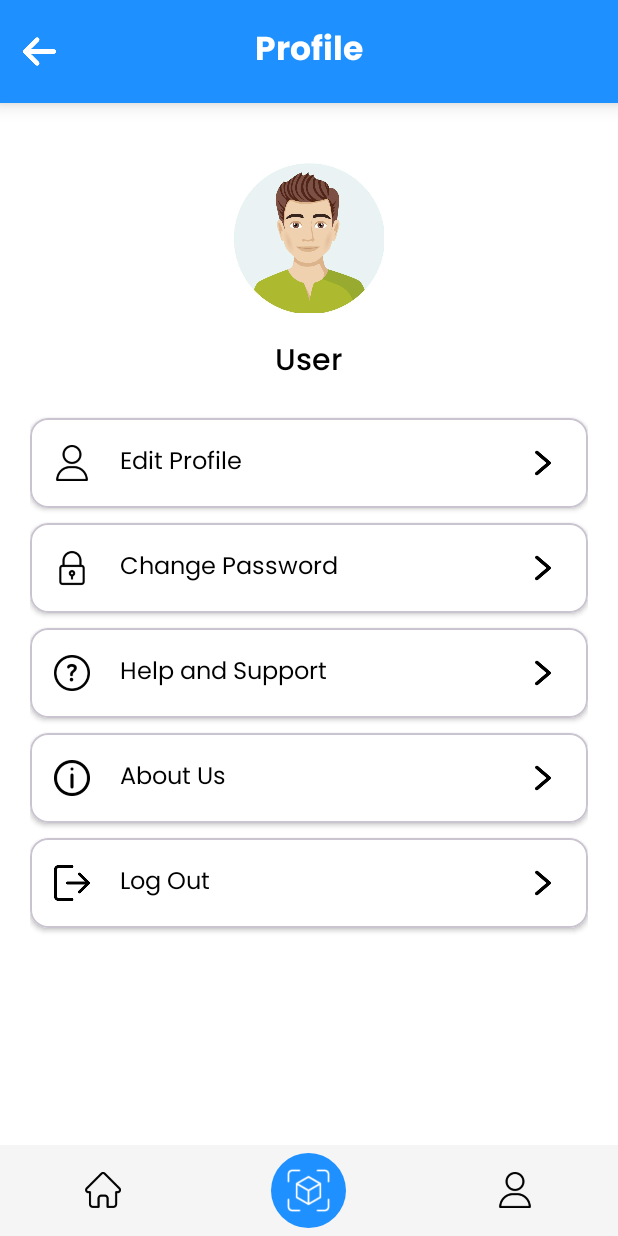
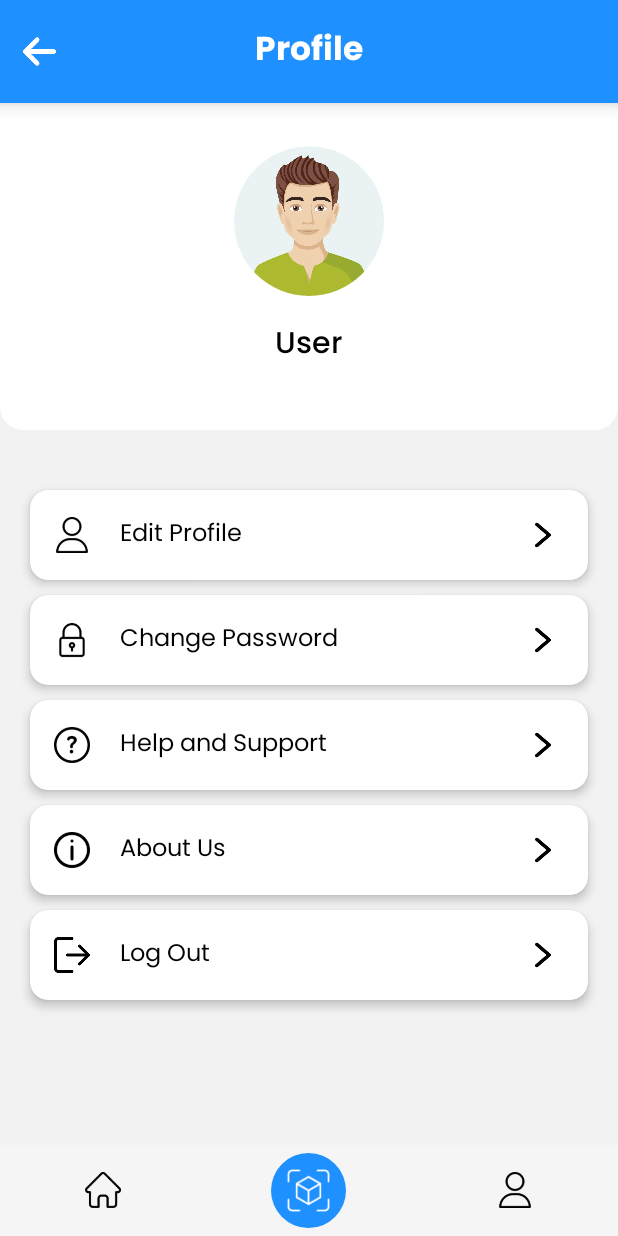
Before and after one commit to Sahan-99/bioview_app, an Android app: the ProfileActivity screen opened directly, with no data from a screen before it, on a phone screen of 412 x 824 dp. Run offline under Robolectric (Android 15) with nearby library versions, the phone set to English and light mode, and no system bars; our stand-ins replace Volley; pictures from the network do not load; 1 statement that could not run was skipped.

Commit message:
change design profile xml

```diff
--- a/app/src/main/res/layout/activity_profile.xml
+++ b/app/src/main/res/layout/activity_profile.xml
@@ -60,7 +60,20 @@
         <androidx.constraintlayout.widget.ConstraintLayout
             android:layout_width="match_parent"
             android:layout_height="wrap_content"
-            android:padding="20dp">
+            android:background="@color/light_gray">
+
+            <LinearLayout
+                android:id="@+id/profileheader"
+                android:layout_width="0dp"
+                android:layout_height="wrap_content"
+                android:orientation="vertical"
+                android:padding="20dp"
+                android:gravity="center"
+                android:layout_marginTop="-12dp"
+                app:layout_constraintTop_toTopOf="parent"
+                app:layout_constraintStart_toStartOf="parent"
+                app:layout_constraintEnd_toEndOf="parent"
+                android:background="@drawable/white_card">
 
             <!-- Profile Header -->
             <ImageView
@@ -69,6 +82,7 @@
                 android:layout_height="100dp"
                 android:scaleType="centerCrop"
                 android:src="@drawable/default_profile"
+                android:clipToOutline="true"
                 android:background="@drawable/circular_background"
                 android:contentDescription="Profile Picture"
                 app:layout_constraintTop_toTopOf="parent"
@@ -87,20 +101,25 @@
                 app:layout_constraintTop_toBottomOf="@id/profileImage"
                 app:layout_constraintStart_toStartOf="parent"
                 app:layout_constraintEnd_toEndOf="parent"
-                android:layout_marginTop="16dp" />
+                android:layout_marginTop="16dp"
+                android:layout_marginBottom="20dp"/>
+            </LinearLayout>
 
             <!-- Edit Profile Button -->
             <com.google.android.material.card.MaterialCardView
                 android:id="@+id/cardEditProfile"
                 android:layout_width="match_parent"
                 android:layout_height="wrap_content"
-                android:layout_marginTop="20dp"
+                android:layout_marginTop="40dp"
                 app:cardCornerRadius="12dp"
-                app:cardElevation="2dp"
+                app:cardElevation="4dp"
+                app:strokeWidth="0dp"
                 app:cardBackgroundColor="@android:color/white"
-                app:layout_constraintTop_toBottomOf="@id/profileName"
+                app:layout_constraintTop_toBottomOf="@id/profileheader"
                 app:layout_constraintStart_toStartOf="parent"
-                app:layout_constraintEnd_toEndOf="parent">
+                app:layout_constraintEnd_toEndOf="parent"
+                android:layout_marginStart="20dp"
+                android:layout_marginEnd="20dp">
 
                 <LinearLayout
                     android:layout_width="match_parent"
@@ -144,11 +163,14 @@
                 android:layout_height="wrap_content"
                 android:layout_marginTop="10dp"
                 app:cardCornerRadius="12dp"
-                app:cardElevation="2dp"
+                app:cardElevation="4dp"
+                app:strokeWidth="0dp"
                 app:cardBackgroundColor="@android:color/white"
                 app:layout_constraintTop_toBottomOf="@id/cardEditProfile"
                 app:layout_constraintStart_toStartOf="parent"
-                app:layout_constraintEnd_toEndOf="parent">
+                app:layout_constraintEnd_toEndOf="parent"
+                android:layout_marginStart="20dp"
+                android:layout_marginEnd="20dp">
 
                 <LinearLayout
                     android:layout_width="match_parent"
@@ -191,11 +213,14 @@
                 android:layout_height="wrap_content"
                 android:layout_marginTop="10dp"
                 app:cardCornerRadius="12dp"
-                app:cardElevation="2dp"
+                app:cardElevation="4dp"
+                app:strokeWidth="0dp"
                 app:cardBackgroundColor="@android:color/white"
                 app:layout_constraintTop_toBottomOf="@id/cardChangePassword"
                 app:layout_constraintStart_toStartOf="parent"
-                app:layout_constraintEnd_toEndOf="parent">
+                app:layout_constraintEnd_toEndOf="parent"
+                android:layout_marginStart="20dp"
+                android:layout_marginEnd="20dp">
 
                 <LinearLayout
                     android:layout_width="match_parent"
@@ -238,11 +263,14 @@
                 android:layout_height="wrap_content"
                 android:layout_marginTop="10dp"
                 app:cardCornerRadius="12dp"
-                app:cardElevation="2dp"
+                app:cardElevation="4dp"
+                app:strokeWidth="0dp"
                 app:cardBackgroundColor="@android:color/white"
                 app:layout_constraintTop_toBottomOf="@id/cardHelpSupport"
                 app:layout_constraintStart_toStartOf="parent"
-                app:layout_constraintEnd_toEndOf="parent">
+                app:layout_constraintEnd_toEndOf="parent"
+                android:layout_marginStart="20dp"
+                android:layout_marginEnd="20dp">
 
                 <LinearLayout
                     android:layout_width="match_parent"
@@ -285,11 +313,14 @@
                 android:layout_height="wrap_content"
                 android:layout_marginTop="10dp"
                 app:cardCornerRadius="12dp"
-                app:cardElevation="2dp"
+                app:cardElevation="4dp"
+                app:strokeWidth="0dp"
                 app:cardBackgroundColor="@android:color/white"
                 app:layout_constraintTop_toBottomOf="@id/cardAboutUs"
                 app:layout_constraintStart_toStartOf="parent"
-                app:layout_constraintEnd_toEndOf="parent">
+                app:layout_constraintEnd_toEndOf="parent"
+                android:layout_marginStart="20dp"
+                android:layout_marginEnd="20dp">
 
                 <LinearLayout
                     android:layout_width="match_parent"
```
